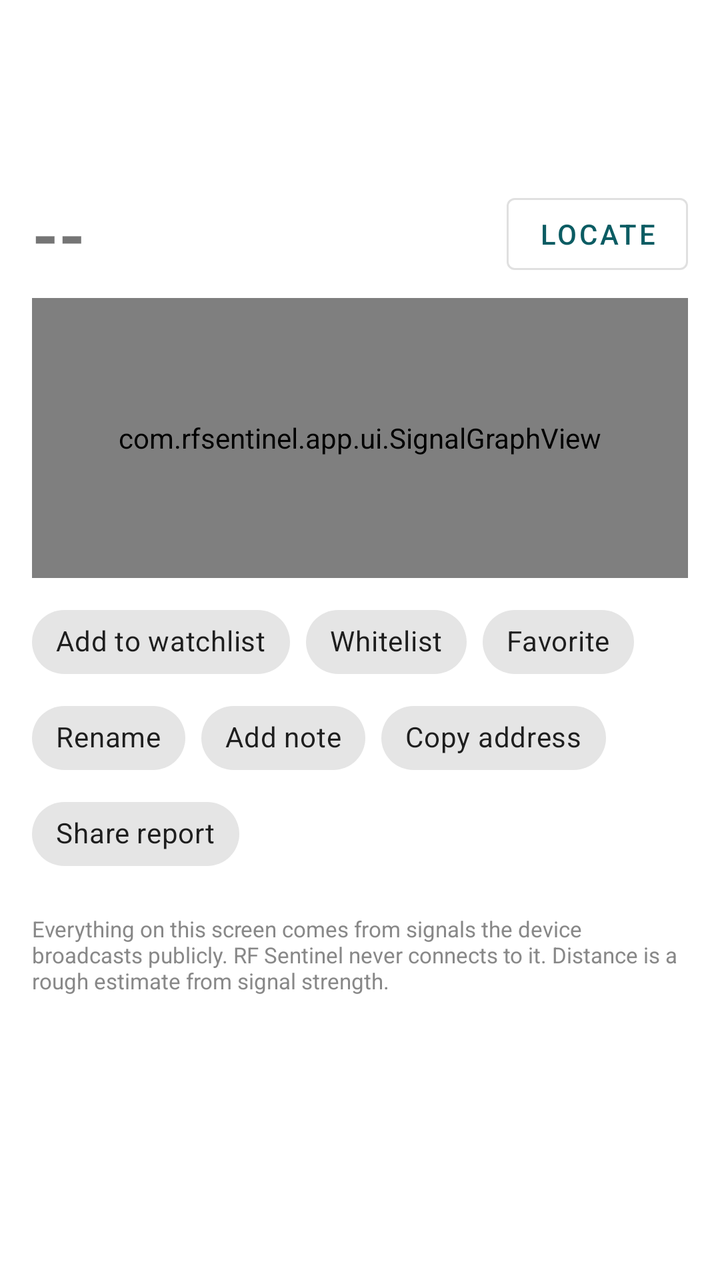
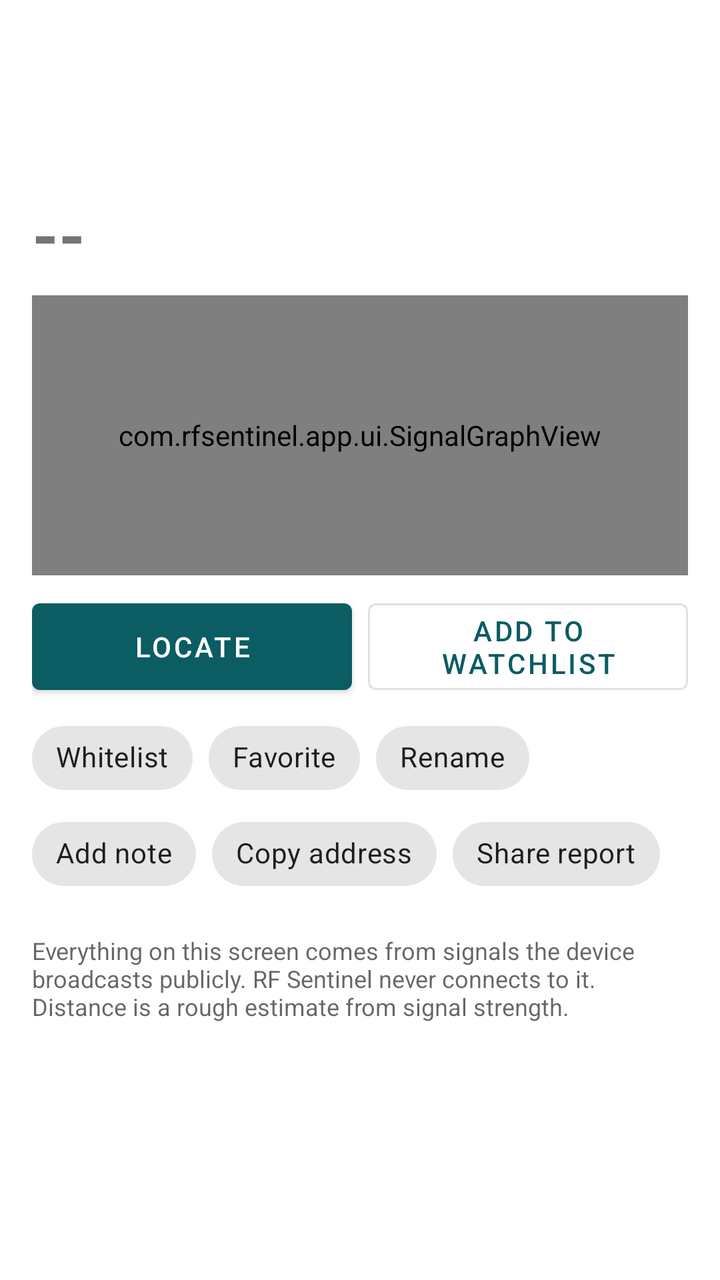

Screens rendered from an Android XML layout before and after an edit, with the pre-edit source and the edit as a unified diff.
<!-- AndroidManifest.xml: application theme Theme.RFSentinel -->
<!-- res/layout/activity_device_detail.xml -->
<?xml version="1.0" encoding="utf-8"?>
<ScrollView xmlns:android="http://schemas.android.com/apk/res/android"
    android:id="@+id/scroll"
    android:layout_width="match_parent"
    android:layout_height="match_parent">

    <LinearLayout
        android:layout_width="match_parent"
        android:layout_height="wrap_content"
        android:orientation="vertical"
        android:padding="16dp">

        <TextView
            android:id="@+id/tagText"
            android:layout_width="wrap_content"
            android:layout_height="wrap_content"
            android:layout_marginBottom="6dp"
            android:paddingStart="8dp"
            android:paddingTop="2dp"
            android:paddingEnd="8dp"
            android:paddingBottom="2dp"
            android:textColor="#FFFFFF"
            android:textSize="12sp"
            android:textStyle="bold"
            android:visibility="gone" />

        <TextView
            android:id="@+id/titleText"
            android:layout_width="match_parent"
            android:layout_height="wrap_content"
            android:textIsSelectable="true"
            android:textSize="20sp"
            android:textStyle="bold" />

        <TextView
            android:id="@+id/subtitleText"
            android:layout_width="match_parent"
            android:layout_height="wrap_content"
            android:fontFamily="monospace"
            android:textIsSelectable="true"
            android:textSize="13sp" />

        <TextView
            android:id="@+id/presenceText"
            android:layout_width="match_parent"
            android:layout_height="wrap_content"
            android:layout_marginTop="4dp"
            android:textColor="#888888"
            android:textSize="12sp" />

        
        <TextView
            android:id="@+id/noteText"
            android:layout_width="match_parent"
            android:layout_height="wrap_content"
            android:layout_marginTop="6dp"
            android:background="?attr/selectableItemBackground"
            android:paddingTop="4dp"
            android:paddingBottom="4dp"
            android:textSize="14sp"
            android:visibility="gone" />

        
        <LinearLayout
            android:id="@+id/visualTop"
            android:layout_width="match_parent"
            android:layout_height="wrap_content"
            android:layout_marginTop="12dp"
            android:gravity="center_vertical"
            android:orientation="horizontal"
            android:visibility="gone">

            <com.rfsentinel.app.ui.SignalGaugeView
                android:id="@+id/gauge"
                android:layout_width="0dp"
                android:layout_height="wrap_content"
                android:layout_weight="1.6" />

            <com.rfsentinel.app.ui.ConfidenceRingView
                android:id="@+id/ring"
                android:layout_width="0dp"
                android:layout_height="wrap_content"
                android:layout_marginStart="8dp"
                android:layout_weight="1" />
        </LinearLayout>

        
        <LinearLayout
            android:layout_width="match_parent"
            android:layout_height="wrap_content"
            android:layout_marginTop="12dp"
            android:gravity="center_vertical"
            android:orientation="horizontal">

            <TextView
                android:id="@+id/rssiText"
                android:layout_width="wrap_content"
                android:layout_height="wrap_content"
                android:text="--"
                android:textSize="34sp"
                android:textStyle="bold" />

            <TextView
                android:id="@+id/rssiDetail"
                android:layout_width="0dp"
                android:layout_height="wrap_content"
                android:layout_marginStart="12dp"
                android:layout_weight="1"
                android:textSize="13sp" />

            <com.google.android.material.button.MaterialButton
                android:id="@+id/locateButton"
                style="@style/Widget.MaterialComponents.Button.OutlinedButton"
                android:layout_width="wrap_content"
                android:layout_height="wrap_content"
                android:text="Locate" />
        </LinearLayout>

        <com.rfsentinel.app.ui.SignalGraphView
            android:id="@+id/graph"
            android:layout_width="match_parent"
            android:layout_height="140dp"
            android:layout_marginTop="8dp" />

        
        <com.google.android.material.chip.ChipGroup
            android:id="@+id/actions"
            android:layout_width="match_parent"
            android:layout_height="wrap_content"
            android:layout_marginTop="8dp">

            <com.google.android.material.chip.Chip
                android:id="@+id/actionWatchlist"
                android:layout_width="wrap_content"
                android:layout_height="wrap_content"
                android:text="Add to watchlist" />

            <com.google.android.material.chip.Chip
                android:id="@+id/actionWhitelist"
                android:layout_width="wrap_content"
                android:layout_height="wrap_content"
                android:text="Whitelist" />

            <com.google.android.material.chip.Chip
                android:id="@+id/actionFavorite"
                android:layout_width="wrap_content"
                android:layout_height="wrap_content"
                android:text="Favorite" />

            <com.google.android.material.chip.Chip
                android:id="@+id/actionRename"
                android:layout_width="wrap_content"
                android:layout_height="wrap_content"
                android:text="Rename" />

            <com.google.android.material.chip.Chip
                android:id="@+id/actionNote"
                android:layout_width="wrap_content"
                android:layout_height="wrap_content"
                android:text="Add note" />

            <com.google.android.material.chip.Chip
                android:id="@+id/actionCopy"
                android:layout_width="wrap_content"
                android:layout_height="wrap_content"
                android:text="Copy address" />

            <com.google.android.material.chip.Chip
                android:id="@+id/actionShare"
                android:layout_width="wrap_content"
                android:layout_height="wrap_content"
                android:text="Share report" />
        </com.google.android.material.chip.ChipGroup>

        
        <LinearLayout
            android:id="@+id/sections"
            android:layout_width="match_parent"
            android:layout_height="wrap_content"
            android:orientation="vertical" />

        <TextView
            android:layout_width="match_parent"
            android:layout_height="wrap_content"
            android:layout_marginTop="16dp"
            android:text="Everything on this screen comes from signals the device broadcasts publicly. RF Sentinel never connects to it. Distance is a rough estimate from signal strength."
            android:textColor="#888888"
            android:textSize="11sp" />
    </LinearLayout>
</ScrollView>
<!-- resources referenced by this layout -->
<resources>
  <style name="Theme.RFSentinel" parent="Theme.MaterialComponents.DayNight.DarkActionBar">
          <item name="colorPrimary">@color/brand_primary</item>
          <item name="colorPrimaryVariant">@color/brand_primary_dark</item>
          <item name="colorOnPrimary">@android:color/white</item>
          <item name="colorSecondary">@color/brand_accent</item>
          <item name="colorOnSecondary">@android:color/white</item>
          <item name="rfScopeColor">@color/scope</item>
          <item name="rfScopeTextColor">@color/scope_text</item>
          <item name="rfTraceColor">@color/trace</item>
          <item name="rfAccent">@color/brand_highlight</item>
          <item name="rfOnAccent">@color/brand_on_highlight</item>
      </style>
  <color name="brand_primary">#0B5C63</color>
  <color name="brand_primary_dark">#073F44</color>
  <color name="brand_accent">#E0622D</color>
  <color name="scope">#0B5C63</color>
  <color name="scope_text">#AA0B5C63</color>
  <color name="trace">#E0622D</color>
  <color name="brand_highlight">#0B5C63</color>
  <color name="brand_on_highlight">#FFFFFF</color>
</resources>

<!-- the commit's change to res/layout/activity_device_detail.xml (unified diff, before → after) -->
@@ -20,7 +20,7 @@
             android:paddingEnd="8dp"
             android:paddingBottom="2dp"
             android:textColor="#FFFFFF"
-            android:textSize="12sp"
+            android:textSize="@dimen/text_caption"
             android:textStyle="bold"
             android:visibility="gone" />
 
@@ -29,7 +29,7 @@
             android:layout_width="match_parent"
             android:layout_height="wrap_content"
             android:textIsSelectable="true"
-            android:textSize="20sp"
+            android:textSize="@dimen/text_title"
             android:textStyle="bold" />
 
         <TextView
@@ -38,15 +38,15 @@
             android:layout_height="wrap_content"
             android:fontFamily="monospace"
             android:textIsSelectable="true"
-            android:textSize="13sp" />
+            android:textSize="@dimen/text_body" />
 
         <TextView
             android:id="@+id/presenceText"
             android:layout_width="match_parent"
             android:layout_height="wrap_content"
             android:layout_marginTop="4dp"
-            android:textColor="#888888"
-            android:textSize="12sp" />
+            android:textColor="?android:attr/textColorSecondary"
+            android:textSize="@dimen/text_caption" />
 
         
         <TextView
@@ -57,7 +57,7 @@
             android:background="?attr/selectableItemBackground"
             android:paddingTop="4dp"
             android:paddingBottom="4dp"
-            android:textSize="14sp"
+            android:textSize="@dimen/text_body"
             android:visibility="gone" />
 
         
@@ -97,7 +97,7 @@
                 android:layout_width="wrap_content"
                 android:layout_height="wrap_content"
                 android:text="--"
-                android:textSize="34sp"
+                android:textSize="@dimen/text_display"
                 android:textStyle="bold" />
 
             <TextView
@@ -106,34 +106,46 @@
                 android:layout_height="wrap_content"
                 android:layout_marginStart="12dp"
                 android:layout_weight="1"
-                android:textSize="13sp" />
+                android:textSize="@dimen/text_body" />
+        </LinearLayout>
+
+        <com.rfsentinel.app.ui.SignalGraphView
+            android:id="@+id/graph"
+            android:layout_width="match_parent"
+            android:layout_height="140dp"
+            android:layout_marginTop="8dp" />
+
+        
+        <LinearLayout
+            android:layout_width="match_parent"
+            android:layout_height="wrap_content"
+            android:layout_marginTop="8dp"
+            android:baselineAligned="false"
+            android:orientation="horizontal">
 
             <com.google.android.material.button.MaterialButton
                 android:id="@+id/locateButton"
+                android:layout_width="0dp"
+                android:layout_height="match_parent"
+                android:layout_marginEnd="8dp"
+                android:layout_weight="1"
+                android:text="Locate" />
+
+            <com.google.android.material.button.MaterialButton
+                android:id="@+id/actionWatchlist"
                 style="@style/Widget.MaterialComponents.Button.OutlinedButton"
-                android:layout_width="wrap_content"
-                android:layout_height="wrap_content"
-                android:text="Locate" />
+                android:layout_width="0dp"
+                android:layout_height="match_parent"
+                android:layout_weight="1"
+                android:text="Add to watchlist" />
         </LinearLayout>
-
-        <com.rfsentinel.app.ui.SignalGraphView
-            android:id="@+id/graph"
-            android:layout_width="match_parent"
-            android:layout_height="140dp"
-            android:layout_marginTop="8dp" />
 
         
         <com.google.android.material.chip.ChipGroup
             android:id="@+id/actions"
             android:layout_width="match_parent"
             android:layout_height="wrap_content"
-            android:layout_marginTop="8dp">
-
-            <com.google.android.material.chip.Chip
-                android:id="@+id/actionWatchlist"
-                android:layout_width="wrap_content"
-                android:layout_height="wrap_content"
-                android:text="Add to watchlist" />
+            android:layout_marginTop="4dp">
 
             <com.google.android.material.chip.Chip
                 android:id="@+id/actionWhitelist"
@@ -184,7 +196,7 @@
             android:layout_height="wrap_content"
             android:layout_marginTop="16dp"
             android:text="Everything on this screen comes from signals the device broadcasts publicly. RF Sentinel never connects to it. Distance is a rough estimate from signal strength."
-            android:textColor="#888888"
-            android:textSize="11sp" />
+            android:textColor="?android:attr/textColorSecondary"
+            android:textSize="@dimen/text_caption" />
     </LinearLayout>
 </ScrollView>
<!-- resource entries referenced after the edit -->
@@ -1,5 +1,9 @@
 <!-- resources referenced by this layout -->
 <resources>
+  <dimen name="text_body">14sp</dimen>
+  <dimen name="text_caption">12sp</dimen>
+  <dimen name="text_display">34sp</dimen>
+  <dimen name="text_title">20sp</dimen>
   <style name="Theme.RFSentinel" parent="Theme.MaterialComponents.DayNight.DarkActionBar">
           <item name="colorPrimary">@color/brand_primary</item>
           <item name="colorPrimaryVariant">@color/brand_primary_dark</item>
